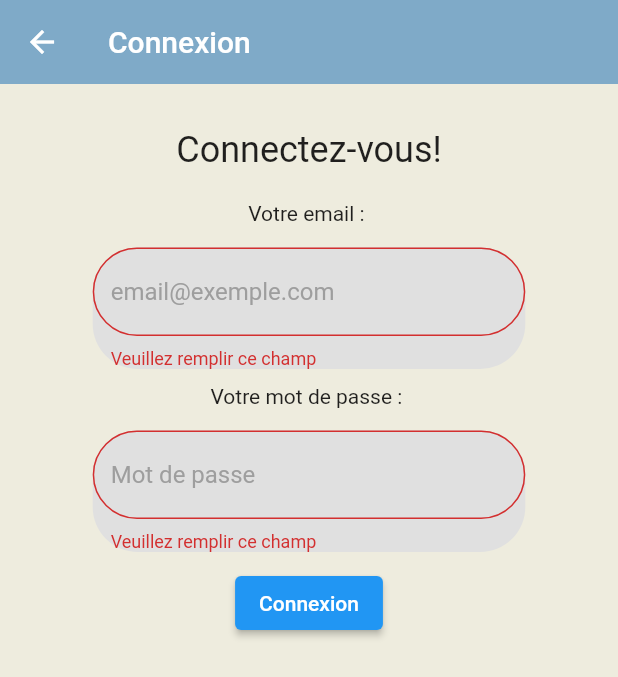
After one commit to HardstyIe/RenconSport_Flutter_Front, a Flutter app: the LoginPage screen opened directly, after a tap on "Connexion", on a phone screen of 412 x 824 dp. The commit adds this screen. Shown: the top 677 px of the screen. Run offline on Flutter 3.47's test engine with Material 2 defaults, Android fonts, the phone set to English and light mode, and no system bars; our stand-ins replace dio, google_fonts; missing offline and left inert: dart:ffi.

Commit message:
feat(login):create loginPage

```diff
--- a/lib/main.dart
+++ b/lib/main.dart
@@ -2,6 +2,7 @@ import 'package:flutter/material.dart';
 import 'package:renconsport/services/theme.dart';
 import 'package:renconsport/widgets/homepage/homepage.dart';
 import 'package:renconsport/widgets/appbar.dart';
+import 'package:renconsport/widgets/connexion/connexion.dart';
 
 void main() {
   runApp(const MyApp());
--- /dev/null
+++ b/lib/widgets/connexion/connexion.dart
@@ -0,0 +1,123 @@
+import 'package:dio/dio.dart';
+import 'package:flutter/material.dart';
+import 'package:renconsport/services/theme.dart';
+
+class LoginPage extends StatefulWidget {
+  const LoginPage({Key? key}) : super(key: key);
+
+  @override
+  State<LoginPage> createState() => _LoginPageState();
+}
+
+class _LoginPageState extends State<LoginPage> {
+  final _formKey = GlobalKey<FormState>();
+  final TextEditingController emailController = TextEditingController();
+  final TextEditingController passwordController = TextEditingController();
+
+  @override
+  void dispose() {
+    emailController.dispose();
+    passwordController.dispose();
+    super.dispose();
+  }
+
+  @override
+  Widget build(BuildContext context) {
+    return Scaffold(
+      appBar: AppBar(
+        title: Text('Connexion'),
+      ),
+      body: Form(
+        key: _formKey,
+        child: Column(
+          crossAxisAlignment: CrossAxisAlignment.center,
+          children: [
+            SizedBox(height: 30),
+            Center(
+              child: Text('Connectez-vous!', style: TextStyle(fontSize: 24)),
+            ),
+            SizedBox(height: 20),
+            buildTextField('Votre email : ', 'email@exemple.com', emailController),
+            buildTextField('Votre mot de passe : ', 'Mot de passe', passwordController),
+            ElevatedButton(
+              onPressed: () async {
+                if (_formKey.currentState!.validate()) {
+                  await sendLoginData();
+                  // Ajoutez ici la logique pour rediriger vers la page d'accueil ou afficher un message d'erreur
+                }
+              },
+              child: Text("Connexion"),
+            ),
+          ],
+        ),
+      ),
+    );
+  }
+
+  Widget buildTextField(String label, String hint, TextEditingController controller) {
+    return Column(
+      children: [
+        Text(label),
+        SizedBox(height: 15),
+        Container(
+          width: MediaQuery.of(context).size.width * 0.7,
+          decoration: BoxDecoration(
+            color: Colors.grey[300],
+            borderRadius: BorderRadius.circular(30.0),
+          ),
+          child: TextFormField(
+            controller: controller,
+            validator: (value) {
+              if (value == null || value.isEmpty) {
+                return "Veuillez remplir ce champ";
+              }
+              return null;
+            },
+            obscureText: label.contains("Mot de passe"),
+            decoration: InputDecoration(
+              hintText: hint,
+              fillColor: Colors.grey[300],
+              filled: true,
+              hintStyle: TextStyle(color: Colors.grey),
+              border: OutlineInputBorder(
+                borderRadius: BorderRadius.circular(30.0),
+              ),
+            ),
+          ),
+        ),
+        SizedBox(height: 10),
+      ],
+    );
+  }
+
+  Future<void> sendLoginData() async {
+    try {
+      final Dio dio = Dio();
+      final Map<String, dynamic> loginData = {
+        'email': emailController.text,
+        'password': passwordController.text,
+      };
+
+      final Response response = await dio.post(
+        'http://localhost:3000/auth/login', // Remplacez par l'URL de votre backend
+        data: loginData,
+      );
+
+      if (response.statusCode == 200) {
+        // Connexion réussie, ajoutez ici la logique pour rediriger vers la page d'accueil
+      } else {
+        ScaffoldMessenger.of(context).showSnackBar(
+          SnackBar(
+            content: Text('Échec de la connexion'),
+          ),
+        );
+      }
+    } catch (error) {
+      ScaffoldMessenger.of(context).showSnackBar(
+        SnackBar(
+          content: Text('Erreur inattendue: $error'),
+        ),
+      );
+    }
+  }
+}
```
